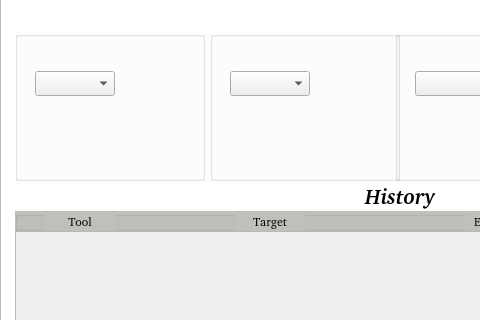
This is PenTestPocket/PenTestPocket.ui in zachA214/Adelson_Senior_Capstone as Qt 5 draws it before an edit; both pictures show x 0 to 480 and y 89 to 409 of the 800 by 500 pixel window. The edited form follows.
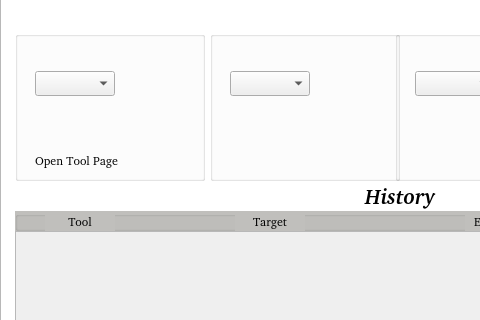
This is the edited form. Icons and pictures are not drawn.

Commit message: adding pinned tool usage

```diff
--- a/PenTestPocket/PenTestPocket.ui
+++ b/PenTestPocket/PenTestPocket.ui
@@ -249,6 +249,22 @@
       <string/>
      </property>
     </widget>
+    <widget class="QLabel" name="advancedSettingsOne">
+     <property name="geometry">
+      <rect>
+       <x>20</x>
+       <y>120</y>
+       <width>111</width>
+       <height>19</height>
+      </rect>
+     </property>
+     <property name="cursor">
+      <cursorShape>PointingHandCursor</cursorShape>
+     </property>
+     <property name="text">
+      <string>Open Tool Page</string>
+     </property>
+    </widget>
    </widget>
    <widget class="QGroupBox" name="pinnedToolThree">
     <property name="geometry">
```
The commit also changes 1 other file.
